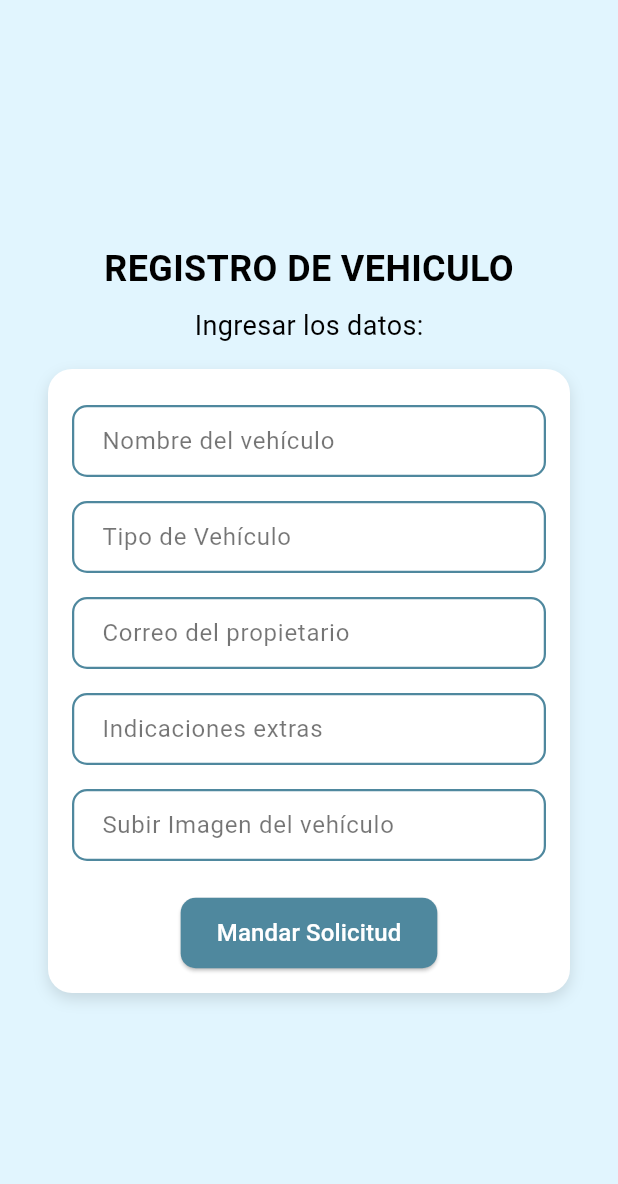
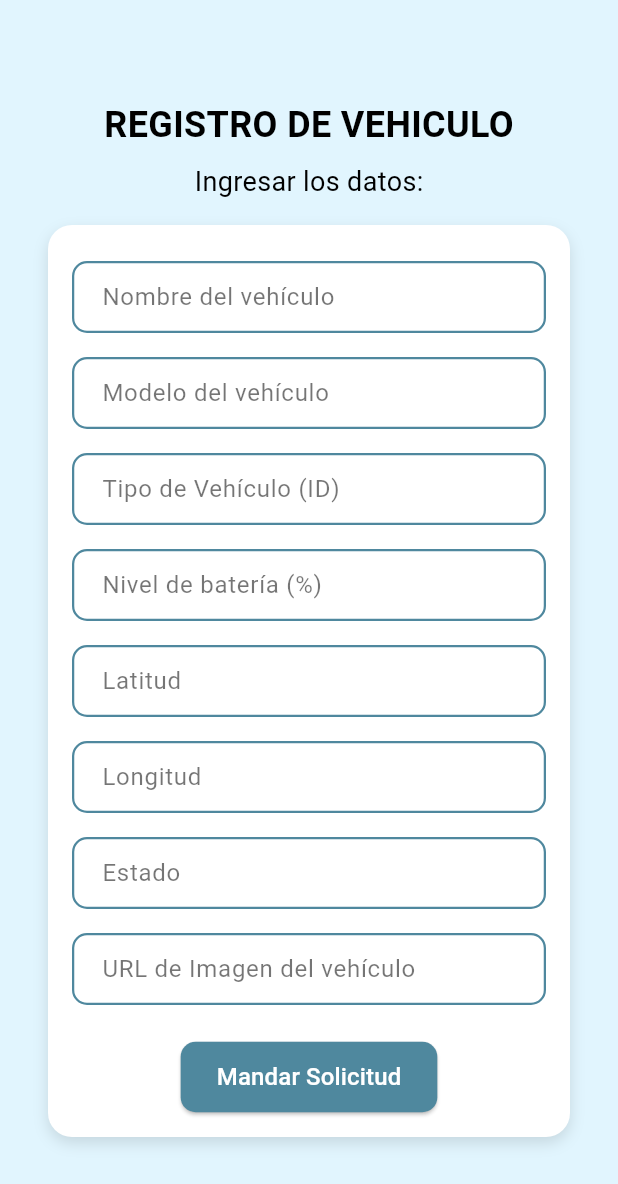
Before and after one commit to EcoGo-UPC-WX64/ecomove-mobile-app-flutter, a Flutter app: the VehicleRegisterScreen screen opened directly, on a phone screen of 412 x 824 dp. Shown: the top 1184 px of the screen. Run offline on Flutter 3.47's test engine with Material 3 defaults, Android fonts, the phone set to English and light mode, and no system bars; our stand-ins replace google_maps_flutter, location; network calls fail.

Commit message:
feat: Add correct parameters to add a eco vehicle

```diff
--- a/lib/user_management/profile.dart
+++ b/lib/user_management/profile.dart
@@ -4,6 +4,7 @@ import 'package:flutter/material.dart';
 import '../booking_reservation/reserva.dart';
 import '../customer_support/alerta_seguridad.dart';
 import '../customer_support/soporte.dart';
+import '../vehicle_management/vehicle_register.dart';
 import 'blog.dart';
 import 'achievements.dart';
 
@@ -81,7 +82,11 @@ class ProfilePage extends StatelessWidget {
                     iconPath: 'lib/assets/images/ic_add.png',
                     label: 'Registrar Vehículos',
                     onPressed: () {
-                      //Navigator.push(context, MaterialPageRoute(builder: (context) => const ReservaPage()));
+                      Navigator.push(
+                        context,
+                        MaterialPageRoute(
+                            builder: (context) => VehicleRegisterScreen()),
+                      );
                     },
                   ),
                   _buildMenuButton(
--- a/lib/vehicle_management/vehicle_register.dart
+++ b/lib/vehicle_management/vehicle_register.dart
@@ -4,24 +4,30 @@ import '../services/api_service.dart';
 class VehicleRegisterScreen extends StatelessWidget {
   final TextEditingController nameController = TextEditingController();
   final TextEditingController typeController = TextEditingController();
-  final TextEditingController emailController = TextEditingController();
-  final TextEditingController notesController = TextEditingController();
+  final TextEditingController batteryLevelController = TextEditingController();
+  final TextEditingController latitudeController = TextEditingController();
+  final TextEditingController longitudeController = TextEditingController();
+  final TextEditingController statusController = TextEditingController();
   final TextEditingController imageUrlController = TextEditingController();
+  final TextEditingController modelController = TextEditingController();
 
   final ApiService apiService = ApiService();
 
   void registerVehicle(BuildContext context) async {
     try {
       Map<String, dynamic> vehicleData = {
+        "model": modelController.text,
+        "ecoVehicleTypeId": int.tryParse(typeController.text) ?? 0,
+        "batteryLevel": int.tryParse(batteryLevelController.text) ?? 0,
+        "latitude": double.tryParse(latitudeController.text) ?? 0.0,
+        "longitude": double.tryParse(longitudeController.text) ?? 0.0,
+        "status": statusController.text,
+        "imageUrl": imageUrlController.text,
+        "userId": apiService.userId,
         "ecoVehicleName": nameController.text,
-        "ecoVehicleTypeId": int.tryParse(typeController.text) ?? 0,
-        "userEmail": emailController.text,
-        "notes": notesController.text,
-        "imageUrl": imageUrlController.text,
       };
 
-      await apiService.registerVehicle(
-          vehicleData); // null es el authToken (reemplázalo si tienes uno)
+      await apiService.registerVehicle(vehicleData);
       ScaffoldMessenger.of(context).showSnackBar(
         SnackBar(content: Text('Vehículo registrado exitosamente')),
       );
@@ -35,12 +41,11 @@ class VehicleRegisterScreen extends StatelessWidget {
   @override
   Widget build(BuildContext context) {
     return Scaffold(
-      backgroundColor: Colors.lightBlue[50], // Fondo general claro
+      backgroundColor: Colors.lightBlue[50],
       body: Center(
         child: SingleChildScrollView(
           child: Padding(
-            padding:
-                const EdgeInsets.symmetric(horizontal: 32.0), // Ajuste de ancho
+            padding: const EdgeInsets.symmetric(horizontal: 32.0),
             child: Column(
               crossAxisAlignment: CrossAxisAlignment.center,
               children: [
@@ -57,7 +62,7 @@ class VehicleRegisterScreen extends StatelessWidget {
                   'Ingresar los datos:',
                   style: TextStyle(
                     fontSize: 18,
-                    color: Colors.black, // Color negro
+                    color: Colors.black,
                   ),
                 ),
                 SizedBox(height: 16),
@@ -80,23 +85,27 @@ class VehicleRegisterScreen extends StatelessWidget {
                           label: 'Nombre del vehículo',
                           controller: nameController),
                       InputField(
-                          label: 'Tipo de Vehículo',
+                          label: 'Modelo del vehículo',
+                          controller: modelController),
+                      InputField(
+                          label: 'Tipo de Vehículo (ID)',
                           controller: typeController),
                       InputField(
-                          label: 'Correo del propietario',
-                          controller: emailController),
+                          label: 'Nivel de batería (%)',
+                          controller: batteryLevelController),
                       InputField(
-                          label: 'Indicaciones extras',
-                          controller: notesController),
+                          label: 'Latitud', controller: latitudeController),
                       InputField(
-                          label: 'Subir Imagen del vehículo',
+                          label: 'Longitud', controller: longitudeController),
+                      InputField(label: 'Estado', controller: statusController),
+                      InputField(
+                          label: 'URL de Imagen del vehículo',
                           controller: imageUrlController),
                       SizedBox(height: 16),
                       ElevatedButton(
                         onPressed: () => registerVehicle(context),
                         style: ElevatedButton.styleFrom(
-                          backgroundColor:
-                              Color(0xFF4F889E), // Color especificado del botón
+                          backgroundColor: Color(0xFF4F889E),
                           shape: RoundedRectangleBorder(
                             borderRadius: BorderRadius.circular(10),
                           ),
@@ -109,7 +118,7 @@ class VehicleRegisterScreen extends StatelessWidget {
                           'Mandar Solicitud',
                           style: TextStyle(
                             fontSize: 16,
-                            color: Colors.white, // Color del texto en blanco
+                            color: Colors.white,
                           ),
                         ),
                       ),
@@ -143,24 +152,18 @@ class InputField extends StatelessWidget {
             color: Colors.black54,
           ),
           border: OutlineInputBorder(
-            borderRadius: BorderRadius.circular(10), // Bordes redondeados
-            borderSide: BorderSide(
-                color: Color(0xFF4F889E),
-                width: 1.5), // Borde de color especificado
+            borderRadius: BorderRadius.circular(10),
+            borderSide: BorderSide(color: Color(0xFF4F889E), width: 1.5),
           ),
           enabledBorder: OutlineInputBorder(
             borderRadius: BorderRadius.circular(10),
-            borderSide: BorderSide(
-                color: Color(0xFF4F889E),
-                width: 1.5), // Borde cuando no está enfocado
+            borderSide: BorderSide(color: Color(0xFF4F889E), width: 1.5),
           ),
           focusedBorder: OutlineInputBorder(
             borderRadius: BorderRadius.circular(10),
-            borderSide: BorderSide(
-                color: Color(0xFF4F889E),
-                width: 1.5), // Borde cuando está enfocado
+            borderSide: BorderSide(color: Color(0xFF4F889E), width: 1.5),
           ),
-          fillColor: Colors.transparent, // Sin color de fondo
+          fillColor: Colors.transparent,
           filled: true,
           contentPadding: EdgeInsets.symmetric(vertical: 12, horizontal: 16),
         ),
```
